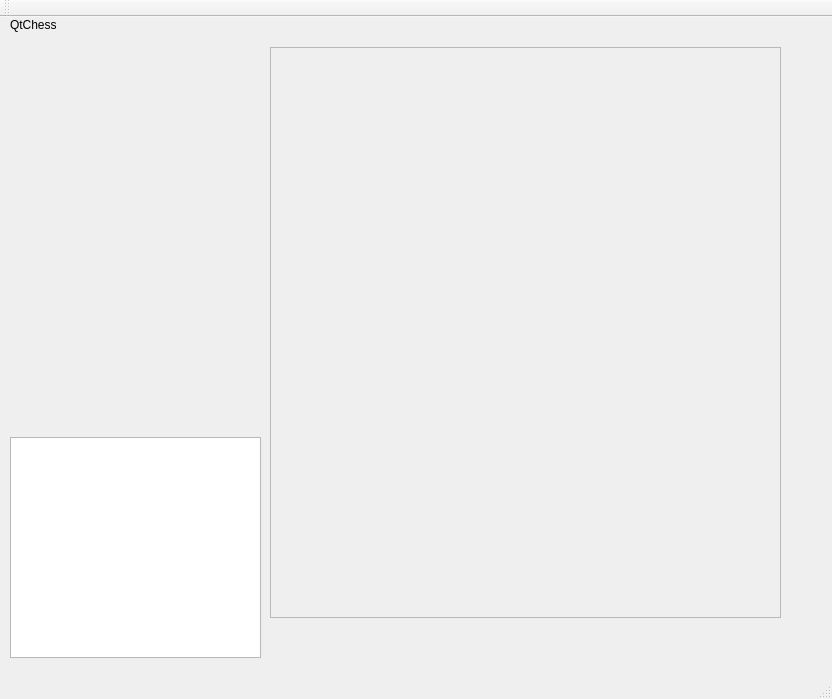
The window that QtEchec/QtEchec.ui (antiNT2/QtChess) describes before a commit, drawn with Qt 5.
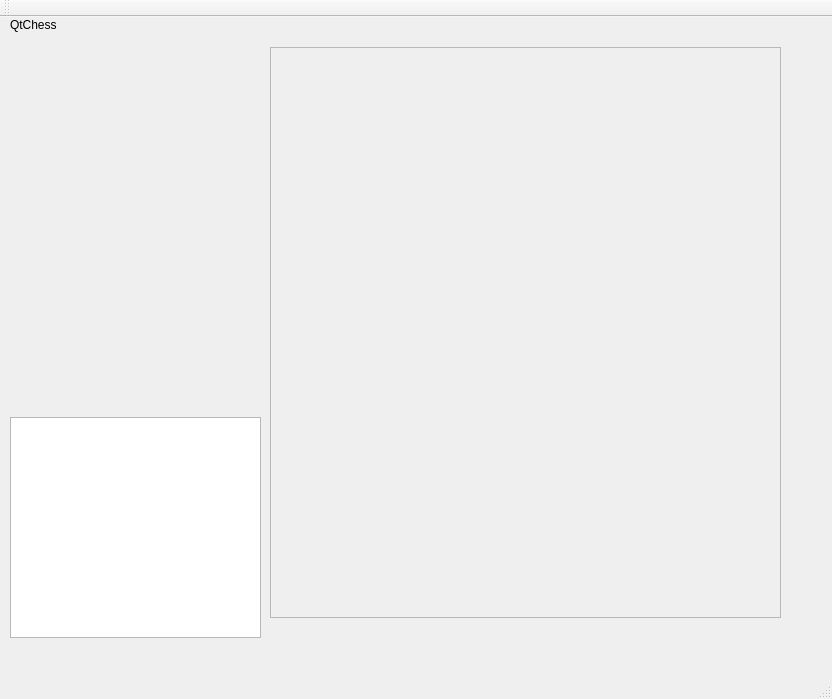
The same window after the commit. Icons and pictures are not drawn.

The edit to the form file:
```diff
--- a/QtEchec/QtEchec.ui
+++ b/QtEchec/QtEchec.ui
@@ -50,7 +50,7 @@
     <property name="geometry">
      <rect>
       <x>10</x>
-      <y>420</y>
+      <y>400</y>
       <width>251</width>
       <height>221</height>
      </rect>
@@ -62,8 +62,8 @@
    <widget class="QLabel" name="piece">
     <property name="geometry">
      <rect>
-      <x>90</x>
-      <y>140</y>
+      <x>60</x>
+      <y>160</y>
       <width>64</width>
       <height>64</height>
      </rect>
```
Left out of the diff: 27 changed lines with no effect on the pictures.
